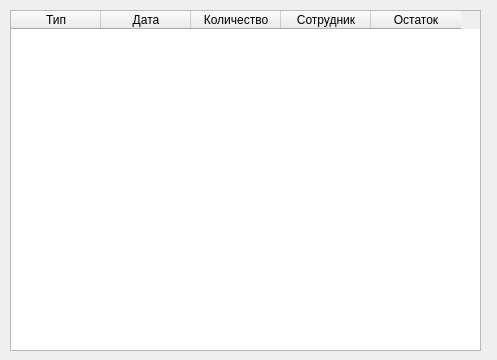
First picture: the form in ui/ShowRegistrations.ui, repository ismd/4med, before the edit.
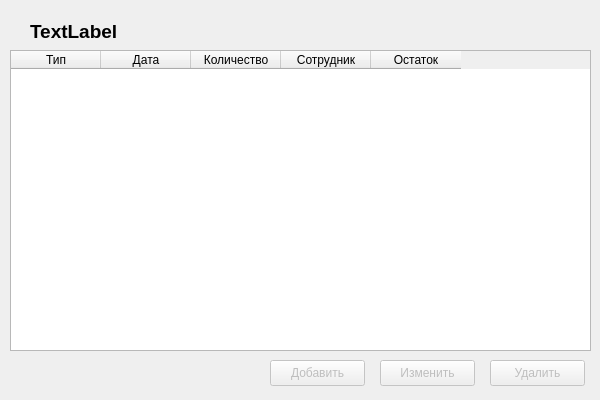
Second picture: the form after the edit.

Commit message: Show registrations

The edit to the form file:
```diff
--- a/ui/ShowRegistrations.ui
+++ b/ui/ShowRegistrations.ui
@@ -6,8 +6,8 @@
    <rect>
     <x>0</x>
     <y>0</y>
-    <width>497</width>
-    <height>360</height>
+    <width>600</width>
+    <height>400</height>
    </rect>
   </property>
   <property name="windowTitle">
@@ -23,9 +23,9 @@
    <property name="geometry">
     <rect>
      <x>10</x>
-     <y>10</y>
-     <width>471</width>
-     <height>341</height>
+     <y>50</y>
+     <width>581</width>
+     <height>301</height>
     </rect>
    </property>
    <property name="editTriggers">
@@ -60,6 +60,74 @@
     </property>
    </column>
   </widget>
+  <widget class="QLabel" name="lTitle">
+   <property name="geometry">
+    <rect>
+     <x>30</x>
+     <y>20</y>
+     <width>89</width>
+     <height>23</height>
+    </rect>
+   </property>
+   <property name="font">
+    <font>
+     <pointsize>14</pointsize>
+     <weight>75</weight>
+     <bold>true</bold>
+    </font>
+   </property>
+   <property name="text">
+    <string>TextLabel</string>
+   </property>
+  </widget>
+  <widget class="QPushButton" name="bAdd">
+   <property name="enabled">
+    <bool>false</bool>
+   </property>
+   <property name="geometry">
+    <rect>
+     <x>270</x>
+     <y>360</y>
+     <width>95</width>
+     <height>26</height>
+    </rect>
+   </property>
+   <property name="text">
+    <string>Добавить</string>
+   </property>
+  </widget>
+  <widget class="QPushButton" name="bEdit">
+   <property name="enabled">
+    <bool>false</bool>
+   </property>
+   <property name="geometry">
+    <rect>
+     <x>380</x>
+     <y>360</y>
+     <width>95</width>
+     <height>26</height>
+    </rect>
+   </property>
+   <property name="text">
+    <string>Изменить</string>
+   </property>
+  </widget>
+  <widget class="QPushButton" name="bDel">
+   <property name="enabled">
+    <bool>false</bool>
+   </property>
+   <property name="geometry">
+    <rect>
+     <x>490</x>
+     <y>360</y>
+     <width>95</width>
+     <height>26</height>
+    </rect>
+   </property>
+   <property name="text">
+    <string>Удалить</string>
+   </property>
+  </widget>
  </widget>
  <resources/>
  <connections/>
```
The commit also changes 8 other files.
